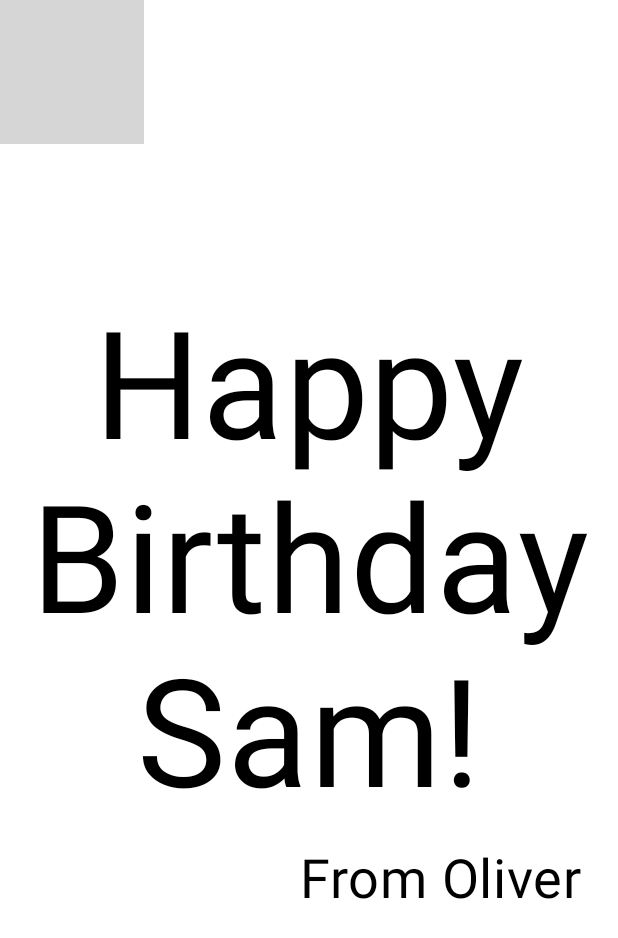
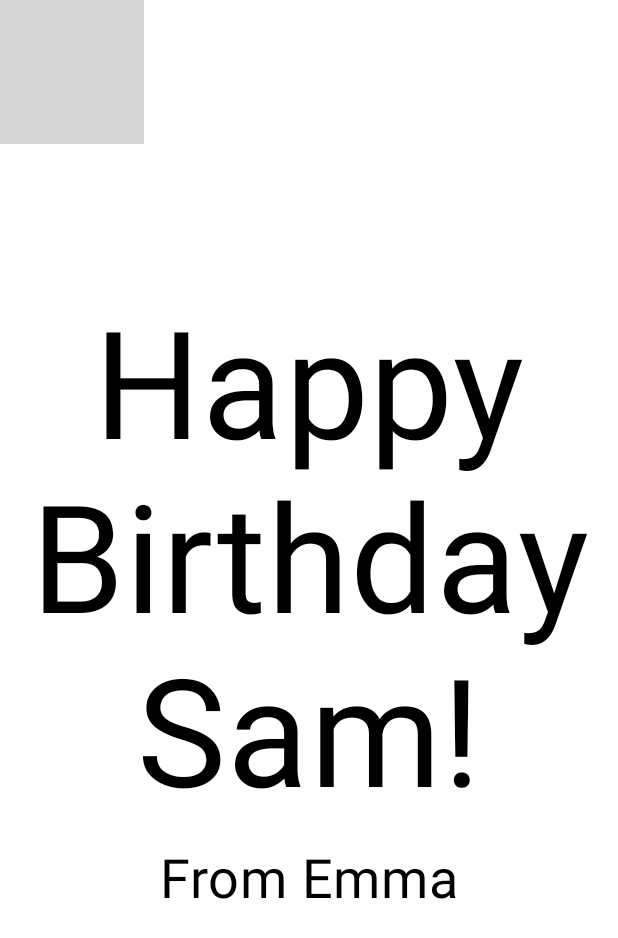
Before and after one commit to olvallej/HappyBirthday, an Android app built with Jetpack Compose: the @Preview function BirthdayCardPreview, on a phone screen of 412 x 824 dp. Shown: the top 938 px of the screen. Run offline under Robolectric (Android 15) with nearby library versions, the phone set to English and light mode, and no system bars; grey boxes are pictures that could not be loaded.

Commit message:
modificacion strings.xml

```diff
--- a/app/src/main/java/com/example/happybirthday/MainActivity.kt
+++ b/app/src/main/java/com/example/happybirthday/MainActivity.kt
@@ -23,6 +23,8 @@ import androidx.compose.ui.tooling.preview.Preview
 import androidx.compose.ui.unit.dp
 import androidx.compose.ui.unit.sp
 import com.example.happybirthday.ui.theme.HappyBirthdayTheme
+import androidx.compose.ui.layout.ContentScale
+import androidx.compose.ui.res.stringResource
 
 class MainActivity : ComponentActivity() {
     override fun onCreate(savedInstanceState: Bundle?) {
@@ -35,8 +37,8 @@ class MainActivity : ComponentActivity() {
                     color = MaterialTheme.colorScheme.background
                 ) {
                     GreetingImage(
-                        message = "Happy Birthday Sam!",
-                        from = "From Emma"
+                        message = getString(R.string.happy_birthday_text),
+                        from = getString(R.string.signature_text)
                     )
                 }
             }
@@ -52,7 +54,7 @@ fun GreetingText(message: String, from:String ,modifier: Modifier = Modifier) {
         Text(
             text = from, fontSize = 36.sp,modifier = Modifier
                 .padding(16.dp)
-                .align(alignment = Alignment.End)
+                .align(alignment = Alignment.CenterHorizontally)
         )
     }
 
@@ -63,16 +65,22 @@ fun GreetingImage(message: String, from: String, modifier: Modifier = Modifier)
     Box (modifier) {
         Image(
             painter = image,
-            contentDescription = null
+            contentDescription = null,
+            contentScale = ContentScale.Crop,
+            alpha = 0.5F
         )
-        GreetingText(message = message, from = from,modifier = Modifier.fillMaxSize().padding(8.dp))
+        GreetingText(message = message, from = from,modifier = Modifier
+            .fillMaxSize()
+            .padding(8.dp))
     }
 }
 @Preview(showBackground = true)
 @Composable
 fun BirthdayCardPreview() {
     HappyBirthdayTheme {
-        GreetingImage(message = "Happy Birthday Sam!", from = "From Oliver")
-        //GreetingText(message = "Happy Birthday Sam!", from = "From Oliver")
+        GreetingImage(
+            message = stringResource(R.string.happy_birthday_text),
+            from = stringResource(R.string.signature_text)
+        )
     }
 }
--- a/app/src/main/res/values/strings.xml
+++ b/app/src/main/res/values/strings.xml
@@ -1,3 +1,5 @@
 <resources>
     <string name="app_name">Happy Birthday</string>
+    <string name="happy_birthday_text">Happy Birthday Sam!</string>
+    <string name="signature_text">From Emma</string>
 </resources>
```
